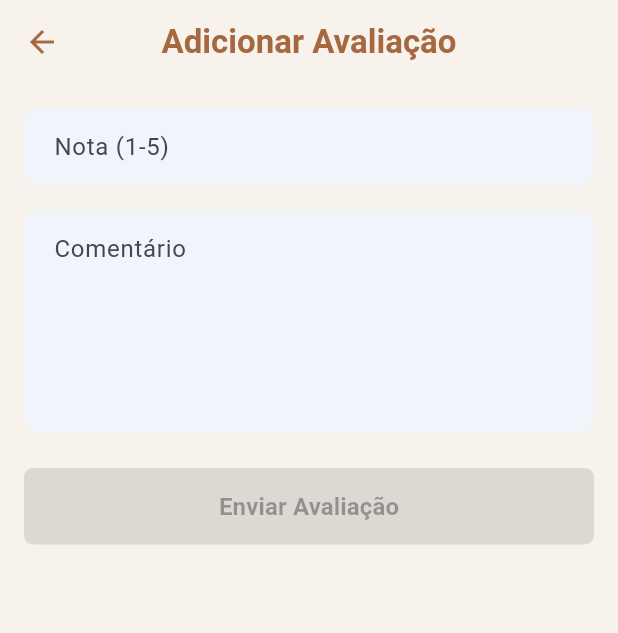
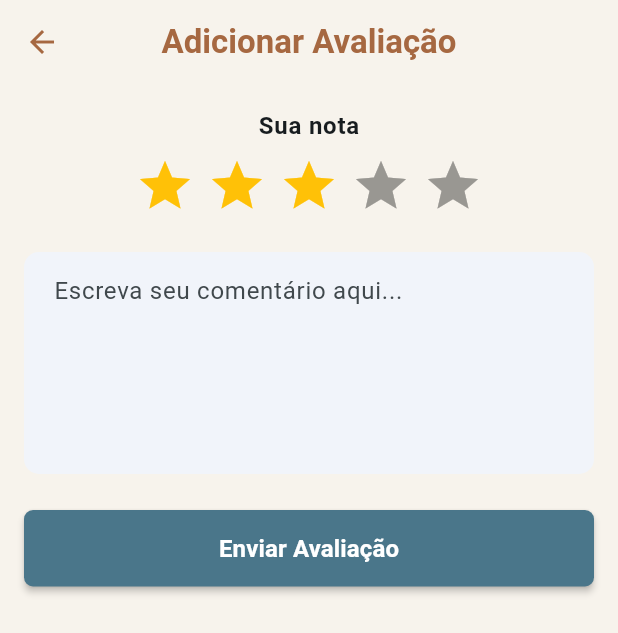
Before and after one commit to Dash5005/meu_diario_de_leituras, a Flutter app: the AddReviewPage screen opened directly with empty values, on a phone screen of 412 x 824 dp. Shown: the top 633 px of the screen. Run offline on Flutter 3.47's test engine with Material 3 defaults, Android fonts, the light colour scheme and no system bars; drawn by our look-alikes of flutter_rating_bar; our stand-ins replace hive, hive_flutter; accounts and stored records are empty.

Commit message:
Feat(Reviews): Implementar sistema visual de estrelas (flutter_rating_bar) na criação e visualização de avaliações.

```diff
--- a/lib/screens/add_review_page.dart
+++ b/lib/screens/add_review_page.dart
@@ -1,5 +1,7 @@
 import 'package:flutter/material.dart';
+import 'package:flutter_rating_bar/flutter_rating_bar.dart';
 import 'package:provider/provider.dart';
+
 import '../models/review.dart';
 import '../models/book.dart';
 import '../repositories/book_repository.dart';
@@ -13,7 +15,8 @@ class AddReviewPage extends StatefulWidget {
 }
 
 class _AddReviewPageState extends State<AddReviewPage> {
-  final _notaController = TextEditingController();
+  // O _notaController por uma variável double
+  double _rating = 3;
   final _comentController = TextEditingController();
 
   AutovalidateMode _autoValidateMode = AutovalidateMode.disabled;
@@ -21,15 +24,12 @@ class _AddReviewPageState extends State<AddReviewPage> {
   @override
   void initState() {
     super.initState();
-    _notaController.addListener(_onFormChanged);
     _comentController.addListener(_onFormChanged);
   }
 
   @override
   void dispose() {
-    _notaController.removeListener(_onFormChanged);
     _comentController.removeListener(_onFormChanged);
-    _notaController.dispose();
     _comentController.dispose();
     super.dispose();
   }
@@ -38,25 +38,12 @@ class _AddReviewPageState extends State<AddReviewPage> {
     if (mounted) setState(() {});
   }
 
-  bool get _isNotaValid {
-    final nota = int.tryParse(_notaController.text.trim());
-    return nota != null && nota >= 1 && nota <= 5;
-  }
-
   Future<void> _enviar() async {
     setState(() => _autoValidateMode = AutovalidateMode.onUserInteraction);
 
-    final nota = int.tryParse(_notaController.text.trim());
-    if (nota == null || nota < 1 || nota > 5) {
-      ScaffoldMessenger.of(context).showSnackBar(
-        const SnackBar(content: Text('Informe uma nota entre 1 e 5')),
-      );
-      return;
-    }
-
     final review = Review(
       id: DateTime.now().millisecondsSinceEpoch.toString(),
-      nota: nota,
+      nota: _rating.toInt(),
       comentario: _comentController.text.trim(),
       data: DateTime.now(),
     );
@@ -78,7 +65,10 @@ class _AddReviewPageState extends State<AddReviewPage> {
     } catch (e) {
       if (!mounted) return;
       ScaffoldMessenger.of(context).showSnackBar(
-        SnackBar(content: Text('Erro ao adicionar avaliação: $e')),
+        SnackBar(
+          content: Text('Erro ao adicionar avaliação: $e'),
+          backgroundColor: Colors.red,
+        ),
       );
     }
   }
@@ -96,43 +86,44 @@ class _AddReviewPageState extends State<AddReviewPage> {
         title: Text("Adicionar Avaliação", style: theme.textTheme.titleLarge),
         centerTitle: true,
       ),
-      body: Padding(
+      body: SingleChildScrollView(
+        // SingleChildScrollView para evitar overflow em telas pequenas
         padding: const EdgeInsets.all(16),
         child: Form(
           autovalidateMode: _autoValidateMode,
           child: Column(
             crossAxisAlignment: CrossAxisAlignment.center,
             children: [
-              TextFormField(
-                controller: _notaController,
-                keyboardType: TextInputType.number,
-                decoration: InputDecoration(
-                  hintText: 'Nota (1-5)',
-                  filled: true,
-                  fillColor: const Color(0xFFF1F4FA),
-                  contentPadding: const EdgeInsets.symmetric(
-                    horizontal: 16,
-                    vertical: 14,
-                  ),
-                  border: OutlineInputBorder(
-                    borderRadius: BorderRadius.circular(12),
-                    borderSide: BorderSide.none,
-                  ),
+              Text(
+                "Sua nota",
+                style: theme.textTheme.bodyLarge?.copyWith(
+                  fontWeight: FontWeight.bold,
                 ),
-                validator: (value) {
-                  final n = int.tryParse(value?.trim() ?? '');
-                  if (n == null || n < 1 || n > 5) {
-                    return 'Informe uma nota entre 1 e 5';
-                  }
-                  return null;
+              ),
+              const SizedBox(height: 8),
+              RatingBar.builder(
+                initialRating: _rating,
+                minRating: 1,
+                direction: Axis.horizontal,
+                allowHalfRating: false,
+                itemCount: 5,
+                itemPadding: const EdgeInsets.symmetric(horizontal: 4.0),
+                itemBuilder: (context, _) =>
+                    const Icon(Icons.star, color: Colors.amber),
+                onRatingUpdate: (rating) {
+                  setState(() {
+                    _rating = rating;
+                  });
                 },
               ),
-              const SizedBox(height: 16),
+
+              const SizedBox(height: 24),
+
               TextFormField(
                 controller: _comentController,
                 maxLines: 5,
                 decoration: InputDecoration(
-                  hintText: "Comentário",
+                  hintText: "Escreva seu comentário aqui...",
                   filled: true,
                   fillColor: const Color(0xFFF1F4FA),
                   contentPadding: const EdgeInsets.symmetric(
@@ -149,7 +140,7 @@ class _AddReviewPageState extends State<AddReviewPage> {
               SizedBox(
                 width: double.infinity,
                 child: ElevatedButton(
-                  onPressed: _isNotaValid ? _enviar : null,
+                  onPressed: _enviar,
                   child: const Text(
                     'Enviar Avaliação',
                     style: TextStyle(fontWeight: FontWeight.bold, fontSize: 16),
```
